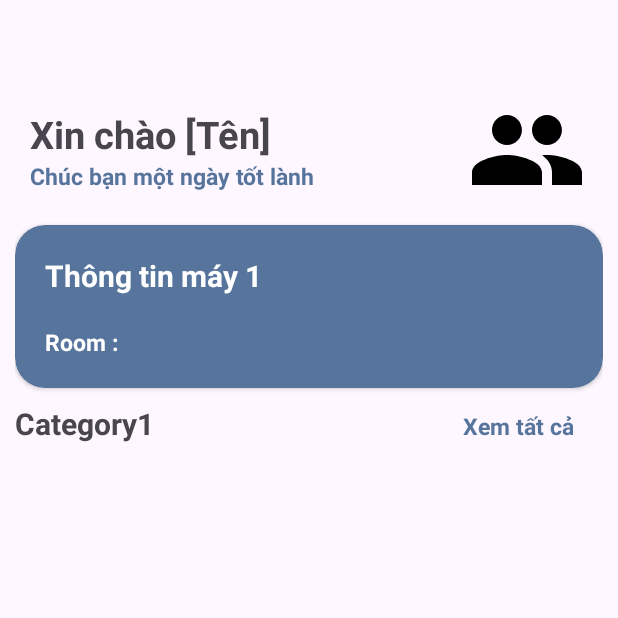
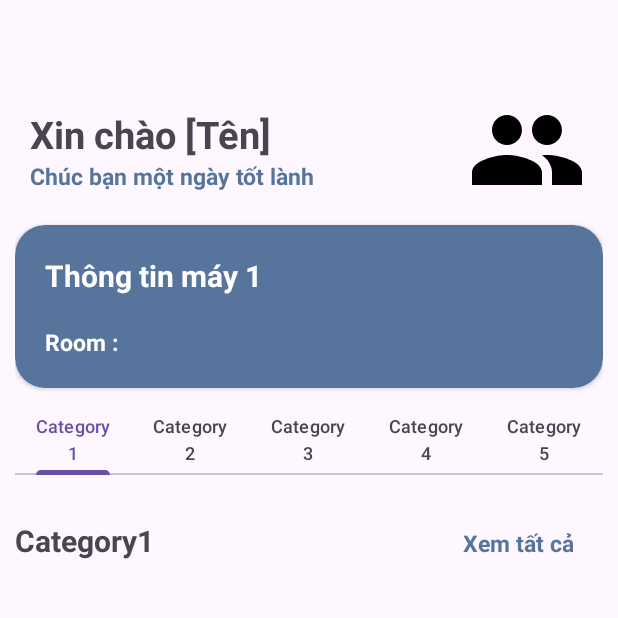
Before and after one commit to NguyenHuyen0410/HSM, an Android app: the screen it shows after launch (MainActivity), on a phone screen of 412 x 824 dp, the top half of it. Run offline under Robolectric (Android 15) with nearby library versions, the phone set to English and light mode, and no system bars.

Commit message:
update home screen

```diff
--- a/app/src/main/res/layout/fragment_home.xml
+++ b/app/src/main/res/layout/fragment_home.xml
@@ -102,10 +102,48 @@
             </LinearLayout>
         </androidx.cardview.widget.CardView>
 
+        <com.google.android.material.tabs.TabLayout
+            android:id="@+id/table1"
+            android:layout_width="match_parent"
+            android:layout_height="match_parent">
+
+            <com.google.android.material.tabs.TabItem
+                android:layout_width="wrap_content"
+                android:layout_height="wrap_content"
+                android:text="Category1" />
+
+            <com.google.android.material.tabs.TabItem
+                android:layout_width="wrap_content"
+                android:layout_height="wrap_content"
+                android:text="Category2" />
+
+            <com.google.android.material.tabs.TabItem
+                android:layout_width="wrap_content"
+                android:layout_height="wrap_content"
+                android:text="Category3" />
+
+            <com.google.android.material.tabs.TabItem
+                android:layout_width="wrap_content"
+                android:layout_height="wrap_content"
+                android:text="Category4" />
+
+            <com.google.android.material.tabs.TabItem
+                android:layout_width="wrap_content"
+                android:layout_height="wrap_content"
+                android:text="Category5" />
+        </com.google.android.material.tabs.TabLayout>
+
+        <androidx.viewpager.widget.ViewPager
+            android:id="@+id/viewpaper"
+            android:layout_width="match_parent"
+            android:layout_height="wrap_content"
+            />
+
         <LinearLayout
             android:layout_width="match_parent"
             android:layout_height="wrap_content"
-            android:orientation="horizontal">
+            android:orientation="horizontal"
+            android:layout_marginTop="30dp">
 
             <TextView
                 android:layout_width="wrap_content"
```
Also changed, not shown: app/src/main/res/drawable/chef.png.
